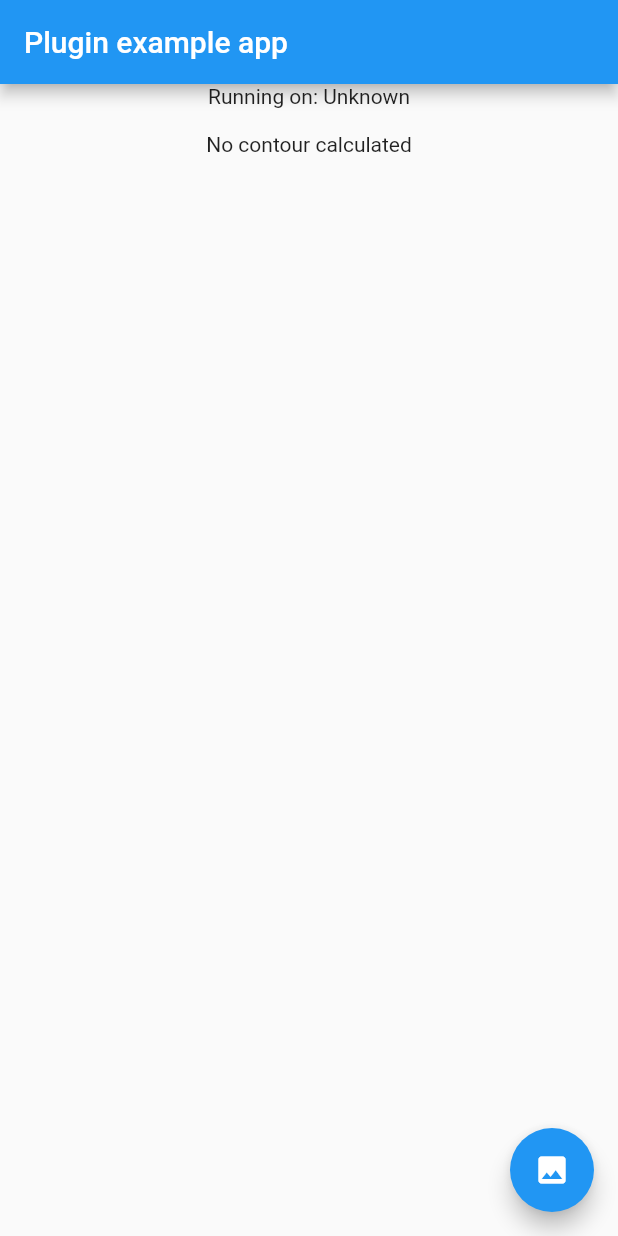
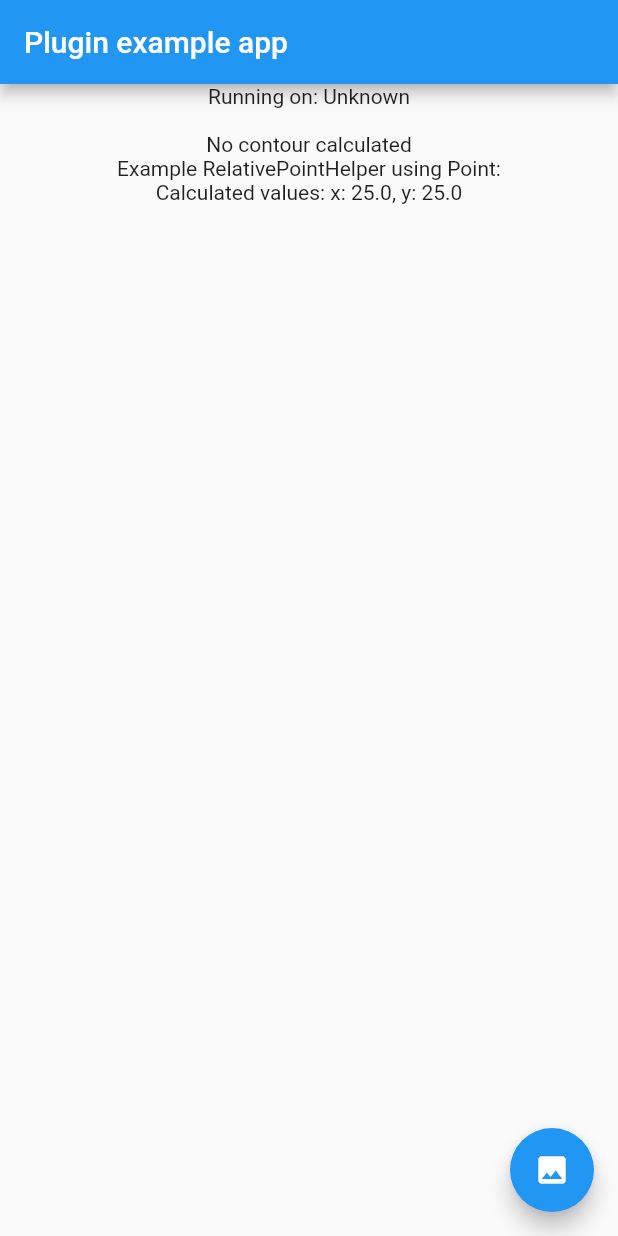
Before and after one commit to MTschannett/image_feature_detector, a Flutter app: the screen it shows after launch, on a phone screen of 412 x 824 dp. Run offline on Flutter 3.47's test engine with Material 2 defaults, Android fonts, the phone set to English and light mode, and no system bars.

Commit message:
added example for realtive coordinate helper

```diff
--- a/example/lib/main.dart
+++ b/example/lib/main.dart
@@ -18,11 +18,18 @@ class _MyAppState extends State<MyApp> {
   String _platformVersion = 'Unknown';
   String _filePath;
   Contour _contour;
+  Point _testPoint;
 
   @override
   void initState() {
     super.initState();
     initPlatformState();
+
+    // Use the RelativeCoodrinateHelper to calculate a value for our point.
+    setState(() {
+      _testPoint = RelativeCoordianteHelper.calculatePointDinstances(
+          Point(x: 0.05, y: 0.05), ImageDimensions(500, 500));
+    });
   }
 
   // Platform messages are asynchronous, so we initialize in an async method.
@@ -77,7 +84,8 @@ class _MyAppState extends State<MyApp> {
     if (_contour != null) {
       c = Column(
         children: _contour.contour.map((p) {
-          return Text("X: ${p.x}, Y: ${p.y}");
+          return Text(
+              "X: ${RelativeCoordianteHelper.calculateDistance(p.x, 500)}, Y: ${RelativeCoordianteHelper.calculateDistance(p.y, 500)}");
         }).toList(),
       );
     } else {
@@ -93,7 +101,13 @@ class _MyAppState extends State<MyApp> {
         ),
         body: Center(
             child: Column(
-          children: <Widget>[Text('Running on: $_platformVersion\n'), c],
+          children: <Widget>[
+            Text('Running on: $_platformVersion\n'),
+            c,
+            Text("Example RelativePointHelper using Point:"),
+            Text(
+                "Calculated values: x: ${_testPoint != null ? _testPoint.x : "-"}, y: ${_testPoint != null ? _testPoint.y : "-"}")
+          ],
         )),
         floatingActionButton: FloatingActionButton(
             child: Icon(Icons.image),
--- a/lib/entity/contour.dart
+++ b/lib/entity/contour.dart
@@ -17,6 +17,8 @@ class Point {
   double x;
   double y;
 
+  Point({this.x, this.y});
+
   // Leave this * 1.0 because I don't found a better way to cast a int to a double
   Point.fromJson(Map<String, dynamic> data)
       : x = data['x'] * 1.0,
--- a/lib/image_feature_detector.dart
+++ b/lib/image_feature_detector.dart
@@ -4,6 +4,7 @@ import 'package:flutter/services.dart';
 import 'package:image_feature_detector/entity/contour.dart';
 
 export './entity/contour.dart';
+export './relative_coordinate_helper.dart';
 
 class ImageFeatureDetector {
   static const MethodChannel _channel =
--- /dev/null
+++ b/lib/relative_coordinate_helper.dart
@@ -0,0 +1,27 @@
+import 'dart:ui';
+
+import './entity/contour.dart';
+
+class ImageDimensions {
+  final int height;
+  final int width;
+
+  ImageDimensions(this.height, this.width);
+}
+
+class RelativeCoordianteHelper {
+  static double calculateDistance(
+      double relativeCoordinate, double axisLength) {
+    return relativeCoordinate * axisLength;
+  }
+
+  static Point calculatePointDinstances(
+      Point relativeValues, ImageDimensions dimensions) {
+    var temp = Point();
+
+    temp.x = relativeValues.x * dimensions.width;
+    temp.y = relativeValues.y * dimensions.height;
+
+    return temp;
+  }
+}
```
